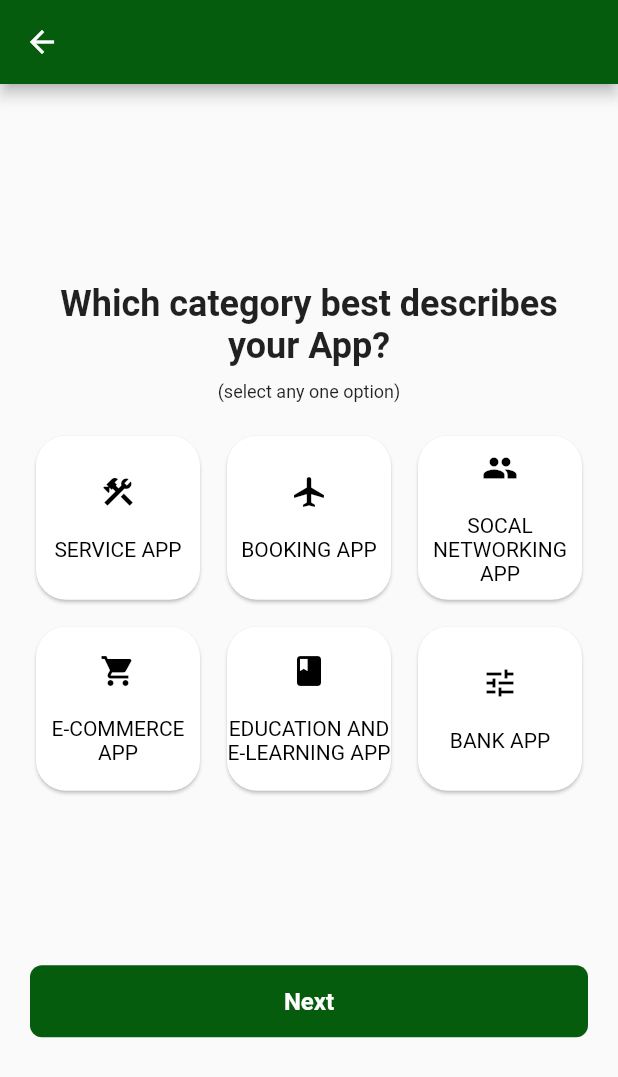
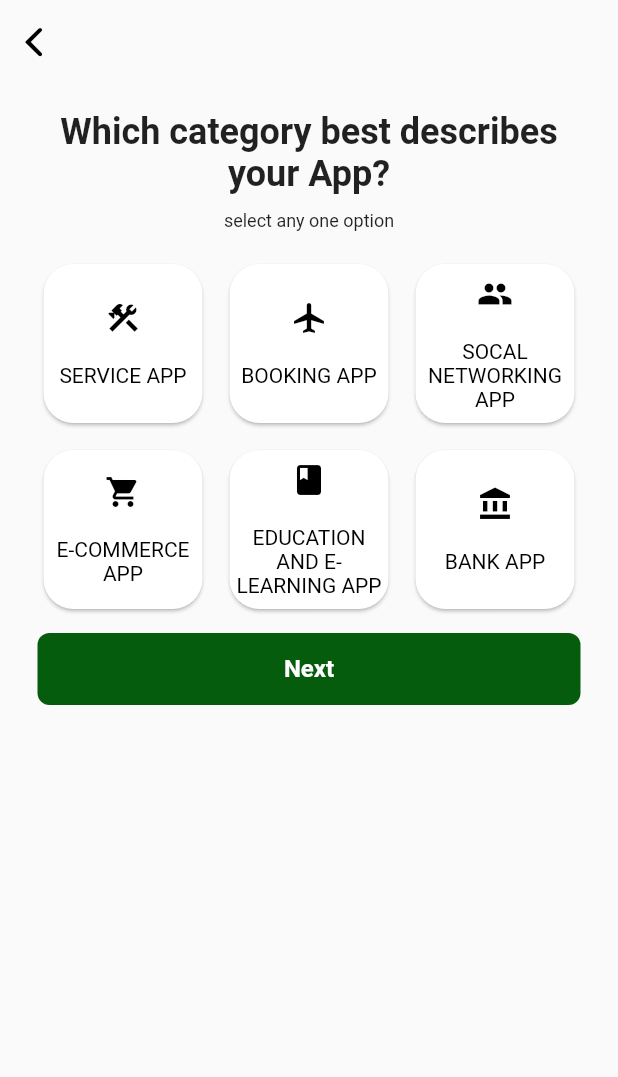
Before and after one commit to ronealdenila/lns-service-cost-calculator, a Flutter app: the AppCategoryScreen screen opened by its route, on a phone screen of 412 x 824 dp. Shown: the top 1077 px of the screen. Run offline on Flutter 3.47's test engine with Material 2 defaults, Android fonts, the phone set to English and light mode, and no system bars; our stand-ins replace firebase_auth, firebase_core; accounts and stored records are empty.

Commit message:
refactor mobile application canvas options screens

```diff
--- a/lib/constants/app_strings.dart
+++ b/lib/constants/app_strings.dart
@@ -4,3 +4,5 @@ const String OnBoardingScreenDescription =
 const String TypeOfServiceOptionTitle = 'Before we get started select what type of service would you like us to compute';
 
 const String MobileAppCategoryDescription = 'Choose the items that best define your app and the functionality you need from the list provided';
+
+const String NumberOfDisplayScreenTitle = 'Home many screens do you envision for your app?';
--- a/lib/providers/services.dart
+++ b/lib/providers/services.dart
@@ -12,4 +12,6 @@ class Services with ChangeNotifier {
   Service findById(String id) {
     return _items.firstWhere((element) => element.id == id);
   }
+
+
 }
--- a/lib/screens/mobile_app_screens/app_category_screen.dart
+++ b/lib/screens/mobile_app_screens/app_category_screen.dart
@@ -1,18 +1,15 @@
+import 'package:flutter/cupertino.dart';
 import 'package:flutter/material.dart';
 import 'package:lns_service_cost_calculator/screens/mobile_app_screens/number_of_display_screen.dart';
 import 'package:lns_service_cost_calculator/shared/app_colors.dart';
 import 'package:lns_service_cost_calculator/shared/ui_helpers.dart';
 import 'package:lns_service_cost_calculator/widgets/box_button.dart';
 import 'package:lns_service_cost_calculator/widgets/box_text.dart';
+import 'package:lns_service_cost_calculator/widgets/mobile_application_canvas_option.dart';
 
-class AppCategoryScreen extends StatefulWidget {
+class AppCategoryScreen extends StatelessWidget {
   static const routeName = '/app-category-screen-option';
 
-  @override
-  _AppCategoryScreenState createState() => _AppCategoryScreenState();
-}
-
-class _AppCategoryScreenState extends State<AppCategoryScreen> {
   // must be stored globally since pag rebuild ani will returned in false
   List<bool> isSelected = [
     false,
@@ -28,7 +25,7 @@ class _AppCategoryScreenState extends State<AppCategoryScreen> {
     Icons.people,
     Icons.shopping_cart,
     Icons.book,
-    Icons.tune,
+    Icons.account_balance,
   ];
   List<String> details = [
     'SERVICE APP',
@@ -42,94 +39,23 @@ class _AppCategoryScreenState extends State<AppCategoryScreen> {
   @override
   Widget build(BuildContext context) {
     return Scaffold(
-      appBar: AppBar(),
-      body: Padding(
-        padding: const EdgeInsets.all(20),
-        child: Column(
-          mainAxisAlignment: MainAxisAlignment.spaceEvenly,
-          children: [
-            Column(
-              children: [
-                BoxText.headingThree(
-                  'Which category best describes your App?',
-                  align: TextAlign.center,
-                ),
-                verticalSpaceSmall,
-                BoxText.caption(
-                  '(select any one option)',
-                  align: TextAlign.center,
-                ),
-                verticalSpaceRegular,
-                GridView.count(
-                  crossAxisCount: 3,
-                  crossAxisSpacing: 10,
-                  mainAxisSpacing: 10,
-                  // childAspectRatio: 1,
-                  children: List.generate(
-                    isSelected.length,
-                    (index) {
-                      return InkWell(
-                        // splashColor: Colors.blue.withAlpha(30),
-                        onTap: () {
-                          setState(() {
-                            for (int indexBtn = 0;
-                                indexBtn < isSelected.length;
-                                indexBtn++) {
-                              if (indexBtn == index) {
-                                isSelected[indexBtn] = true;
-                                print(
-                                    'Category ${details[indexBtn]} is selected');
-                              } else {
-                                isSelected[indexBtn] = false;
-                              }
-                            }
-                          });
-                        },
-                        //TODO: Enhance card design
-                        child: Card(
-                          color:
-                              //set the background color of the button when it is selected/ not selected
-                              isSelected[index]
-                                  ? Color(0xff065C0D)
-                                  : Colors.white,
-                          shape: RoundedRectangleBorder(
-                              borderRadius: BorderRadius.circular(20)),
-                          child: Column(
-                            mainAxisAlignment: MainAxisAlignment.center,
-                            children: [
-                              Icon(iconList[index],
-                                  //set the color of the icon when it is selected/ not selected
-                                  color: isSelected[index]
-                                      ? Colors.white
-                                      : Colors.black),
-                              verticalSpaceRegular,
-                              Text(
-                                details[index],
-                                style: TextStyle(
-                                    color: isSelected[index]
-                                        ? Colors.white
-                                        : Colors.black),
-                                textAlign: TextAlign.center,
-                              ),
-                            ],
-                          ),
-                        ),
-                      );
-                    },
-                  ),
-                  shrinkWrap: true,
-                ),
-              ],
-            ),
-            BoxButton(
-              title: 'Next',
-              onTap: () {
-                Navigator.of(context)
-                    .pushNamed(NumberOfDisplayScreen.routeName);
-              },
-            ),
-          ],
+      appBar: AppBar(
+        elevation: 0,
+        backgroundColor: Colors.transparent,
+        leading: CupertinoNavigationBarBackButton(
+          color: Colors.black,
         ),
+      ),
+      body: MobileApplicationCanvasOption(
+        title: 'Which category best describes your App?',
+        subtitle: 'select any one option',
+        mainButtonTitle: 'Next',
+        onMainButtonTapped: () {
+          Navigator.of(context).pushNamed(NumberOfDisplayScreen.routeName);
+        },
+        isSelected: isSelected,
+        details: details,
+        iconList: iconList,
       ),
     );
   }
--- /dev/null
+++ b/lib/widgets/mobile_application_canvas_option.dart
@@ -0,0 +1,145 @@
+import 'package:flutter/material.dart';
+import 'package:lns_service_cost_calculator/shared/app_colors.dart';
+import 'package:lns_service_cost_calculator/shared/ui_helpers.dart';
+import 'package:lns_service_cost_calculator/widgets/box_button.dart';
+import 'package:lns_service_cost_calculator/widgets/box_text.dart';
+
+class MobileApplicationCanvasOption extends StatelessWidget {
+  final String? title;
+  final String? subtitle;
+  final String? mainButtonTitle;
+  final String? validationMessage;
+  final void Function()? onMainButtonTapped;
+  final List<bool>? isSelected;
+  final List<String>? details;
+  final List<IconData>? iconList;
+
+  const MobileApplicationCanvasOption({
+    Key? key,
+    this.title,
+    this.subtitle,
+    this.mainButtonTitle,
+    this.validationMessage,
+    this.onMainButtonTapped,
+    this.isSelected,
+    this.details,
+    this.iconList,
+  }) : super(key: key);
+
+  @override
+  Widget build(BuildContext context) {
+    print('Rebuilding mobile applcation canvas option');
+    return Padding(
+      padding: const EdgeInsets.symmetric(horizontal: 25),
+      child: ListView(
+        children: [
+          verticalSpaceRegular,
+          BoxText.headingThree(
+            title!,
+            align: TextAlign.center,
+          ),
+          verticalSpaceSmall,
+          BoxText.caption(
+            subtitle!,
+            align: TextAlign.center,
+          ),
+          if (validationMessage != null)
+            BoxText.body(
+              validationMessage!,
+              color: Colors.red,
+            ),
+          verticalSpaceRegular,
+          CardItem(
+            isSelected: isSelected,
+            details: details,
+            iconList: iconList,
+          ),
+          if (validationMessage != null) verticalSpaceRegular,
+          BoxButton(
+            title: mainButtonTitle!,
+            onTap: onMainButtonTapped,
+          )
+        ],
+      ),
+    );
+  }
+}
+
+// Gridview is extracted to stateful so that this wil be the only one to get rebuild
+class CardItem extends StatefulWidget {
+  final List<bool>? isSelected;
+  final List<String>? details;
+  final List<IconData>? iconList;
+  const CardItem({
+    Key? key,
+    required this.isSelected,
+    required this.details,
+    required this.iconList,
+  }) : super(key: key);
+
+  @override
+  _CardItemState createState() => _CardItemState();
+}
+
+class _CardItemState extends State<CardItem> {
+  @override
+  Widget build(BuildContext context) {
+    print('Rebuilding card item');
+    return SizedBox(
+      height: 250,
+      child: GridView.count(
+        crossAxisCount: 3,
+        crossAxisSpacing: 10,
+        mainAxisSpacing: 10,
+        children: List.generate(
+          widget.isSelected!.length,
+          (index) {
+            return InkWell(
+              onTap: () {
+                setState(() {
+                  for (int indexBtn = 0;
+                      indexBtn < widget.isSelected!.length;
+                      indexBtn++) {
+                    if (indexBtn == index) {
+                      widget.isSelected![indexBtn] = true;
+                      // print('Category ${details[indexBtn]} is selected');
+                    } else {
+                      widget.isSelected![indexBtn] = false;
+                    }
+                  }
+                });
+              },
+              child: Card(
+                color:
+                    //set the background color of the button when it is selected/ not selected
+                    widget.isSelected![index] ? kcPrimaryColor : Colors.white,
+                shape: RoundedRectangleBorder(
+                    borderRadius: BorderRadius.circular(20)),
+                child: Column(
+                  mainAxisAlignment: MainAxisAlignment.center,
+                  children: [
+                    Icon(widget.iconList![index],
+                        //set the color of the icon when it is selected/ not selected
+                        color: widget.isSelected![index]
+                            ? Colors.white
+                            : Colors.black),
+                    verticalSpaceRegular,
+                    Text(
+                      widget.details![index],
+                      style: TextStyle(
+                          color: widget.isSelected![index]
+                              ? Colors.white
+                              : Colors.black),
+                      textAlign: TextAlign.center,
+                    ),
+                  ],
+                ),
+              ),
+            );
+          },
+        ),
+        shrinkWrap: true,
+      ),
+    );
+  }
+}
```
Also changed, not shown: lib/screens/mobile_app_screens/number_of_display_screen.dart (+48 -1 lines).
